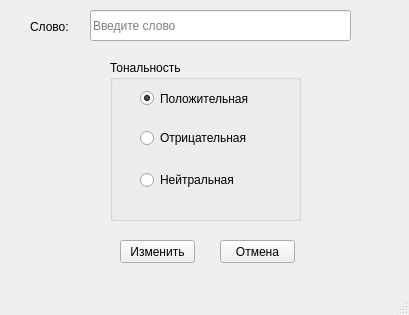
This is ui/changeWordSentimentForm/changeWordSentimentForm.ui in Andrew-Garanin/SentimentVisualizationApp as Qt 5 draws it before an edit. The edited form follows.
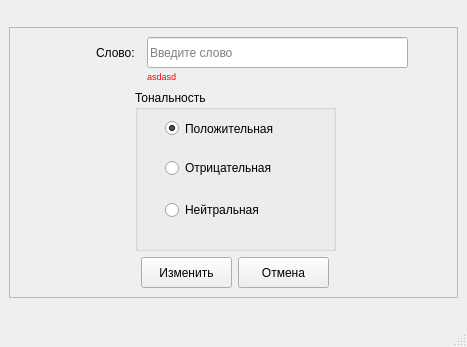
This is the edited form.

Commit message: Improved display of forms

Patch:
```diff
--- a/ui/changeWordSentimentForm/changeWordSentimentForm.ui
+++ b/ui/changeWordSentimentForm/changeWordSentimentForm.ui
@@ -6,22 +6,69 @@
    <rect>
     <x>0</x>
     <y>0</y>
-    <width>409</width>
-    <height>315</height>
+    <width>467</width>
+    <height>347</height>
    </rect>
   </property>
   <property name="windowTitle">
    <string>Изменить тональность слова</string>
   </property>
   <widget class="QWidget" name="centralwidget">
+   <layout class="QVBoxLayout" name="verticalLayout">
+    <item>
+     <widget class="QFrame" name="frame">
+      <property name="sizePolicy">
+       <sizepolicy hsizetype="Preferred" vsizetype="Fixed">
+        <horstretch>0</horstretch>
+        <verstretch>0</verstretch>
+       </sizepolicy>
+      </property>
+      <property name="frameShape">
+       <enum>QFrame::StyledPanel</enum>
+      </property>
+      <property name="frameShadow">
+       <enum>QFrame::Raised</enum>
+      </property>
+      <layout class="QGridLayout" name="gridLayout_2">
+       <property name="rightMargin">
+        <number>6</number>
+       </property>
+       <item row="0" column="0">
+        <layout class="QHBoxLayout" name="horizontalLayout_2">
+         <property name="spacing">
+          <number>0</number>
+         </property>
+         <item>
+          <spacer name="horizontalSpacer_7">
+           <property name="orientation">
+            <enum>Qt::Horizontal</enum>
+           </property>
+           <property name="sizeHint" stdset="0">
+            <size>
+             <width>77</width>
+             <height>17</height>
+            </size>
+           </property>
+          </spacer>
+         </item>
+         <item>
+          <layout class="QGridLayout" name="gridLayout">
+           <property name="spacing">
+            <number>0</number>
+           </property>
+           <item row="1" column="1" colspan="2">
    <widget class="QLabel" name="labelError">
-    <property name="geometry">
-     <rect>
-      <x>90</x>
-      <y>40</y>
-      <width>261</width>
+             <property name="minimumSize">
+              <size>
+               <width>251</width>
       <height>16</height>
-     </rect>
+              </size>
+             </property>
+             <property name="maximumSize">
+              <size>
+               <width>251</width>
+               <height>16</height>
+              </size>
     </property>
     <property name="font">
      <font>
@@ -32,30 +79,81 @@
      <string notr="true">color: rgb(255, 0, 0);</string>
     </property>
     <property name="text">
-     <string/>
-    </property>
-   </widget>
+              <string>asdasd</string>
+             </property>
+            </widget>
+           </item>
+           <item row="0" column="0">
    <widget class="QLabel" name="labelWord">
-    <property name="geometry">
-     <rect>
-      <x>30</x>
-      <y>20</y>
-      <width>47</width>
-      <height>13</height>
-     </rect>
+             <property name="minimumSize">
+              <size>
+               <width>51</width>
+               <height>21</height>
+              </size>
     </property>
     <property name="text">
      <string>Слово:</string>
     </property>
    </widget>
+           </item>
+           <item row="0" column="2">
+            <widget class="QLineEdit" name="wordEdit">
+             <property name="minimumSize">
+              <size>
+               <width>261</width>
+               <height>31</height>
+              </size>
+             </property>
+             <property name="placeholderText">
+              <string>Введите слово</string>
+             </property>
+            </widget>
+           </item>
+          </layout>
+         </item>
+         <item>
+          <spacer name="horizontalSpacer_6">
+           <property name="orientation">
+            <enum>Qt::Horizontal</enum>
+           </property>
+           <property name="sizeHint" stdset="0">
+            <size>
+             <width>37</width>
+             <height>17</height>
+            </size>
+           </property>
+          </spacer>
+         </item>
+        </layout>
+       </item>
+       <item row="1" column="0">
+        <layout class="QHBoxLayout" name="horizontalLayout_4">
+         <item>
+          <spacer name="horizontalSpacer_3">
+           <property name="orientation">
+            <enum>Qt::Horizontal</enum>
+           </property>
+           <property name="sizeHint" stdset="0">
+            <size>
+             <width>40</width>
+             <height>20</height>
+            </size>
+           </property>
+          </spacer>
+         </item>
+         <item>
    <widget class="QGroupBox" name="chooseSentimentGroupBox">
-    <property name="geometry">
-     <rect>
-      <x>110</x>
-      <y>60</y>
-      <width>191</width>
+           <property name="sizePolicy">
+            <sizepolicy hsizetype="Preferred" vsizetype="Fixed">
+             <horstretch>0</horstretch>
+             <verstretch>0</verstretch>
+            </sizepolicy>
+           </property>
+           <property name="minimumSize">
+            <size>
+             <width>201</width>
       <height>161</height>
-     </rect>
+            </size>
     </property>
     <property name="title">
      <string>Тональность</string>
@@ -103,45 +201,86 @@
      </property>
     </widget>
    </widget>
-   <widget class="QPushButton" name="buttonCancel">
-    <property name="geometry">
-     <rect>
-      <x>220</x>
-      <y>240</y>
-      <width>75</width>
-      <height>23</height>
-     </rect>
-    </property>
-    <property name="text">
-     <string>Отмена</string>
-    </property>
-   </widget>
-   <widget class="QLineEdit" name="wordEdit">
-    <property name="geometry">
-     <rect>
-      <x>90</x>
-      <y>10</y>
-      <width>261</width>
-      <height>31</height>
-     </rect>
-    </property>
-    <property name="placeholderText">
-     <string>Введите слово</string>
-    </property>
-   </widget>
+         </item>
+         <item>
+          <spacer name="horizontalSpacer_2">
+           <property name="orientation">
+            <enum>Qt::Horizontal</enum>
+           </property>
+           <property name="sizeHint" stdset="0">
+            <size>
+             <width>40</width>
+             <height>20</height>
+            </size>
+           </property>
+          </spacer>
+         </item>
+        </layout>
+       </item>
+       <item row="2" column="0">
+        <layout class="QHBoxLayout" name="horizontalLayout_5">
+         <item>
+          <spacer name="horizontalSpacer_4">
+           <property name="orientation">
+            <enum>Qt::Horizontal</enum>
+           </property>
+           <property name="sizeHint" stdset="0">
+            <size>
+             <width>40</width>
+             <height>20</height>
+            </size>
+           </property>
+          </spacer>
+         </item>
+         <item>
+          <layout class="QHBoxLayout" name="horizontalLayout">
+           <item>
    <widget class="QPushButton" name="buttonChange">
-    <property name="geometry">
-     <rect>
-      <x>120</x>
-      <y>240</y>
-      <width>75</width>
-      <height>23</height>
-     </rect>
+             <property name="minimumSize">
+              <size>
+               <width>91</width>
+               <height>31</height>
+              </size>
     </property>
     <property name="text">
      <string>Изменить</string>
     </property>
    </widget>
+           </item>
+           <item>
+            <widget class="QPushButton" name="buttonCancel">
+             <property name="minimumSize">
+              <size>
+               <width>91</width>
+               <height>31</height>
+              </size>
+             </property>
+             <property name="text">
+              <string>Отмена</string>
+             </property>
+            </widget>
+           </item>
+          </layout>
+         </item>
+         <item>
+          <spacer name="horizontalSpacer_5">
+           <property name="orientation">
+            <enum>Qt::Horizontal</enum>
+           </property>
+           <property name="sizeHint" stdset="0">
+            <size>
+             <width>40</width>
+             <height>20</height>
+            </size>
+           </property>
+          </spacer>
+         </item>
+        </layout>
+       </item>
+      </layout>
+     </widget>
+    </item>
+   </layout>
   </widget>
   <widget class="QMenuBar" name="menubar">
    <property name="geometry">
```
Left out of the diff: 2 changed lines with no effect on the pictures. Lines whose indentation alone changed are shown as unchanged. The commit also changes 3 other files.
